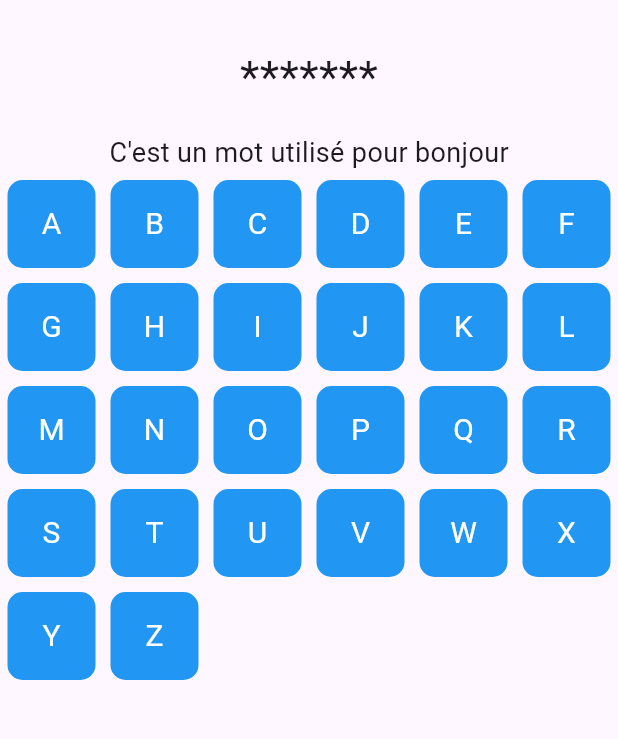
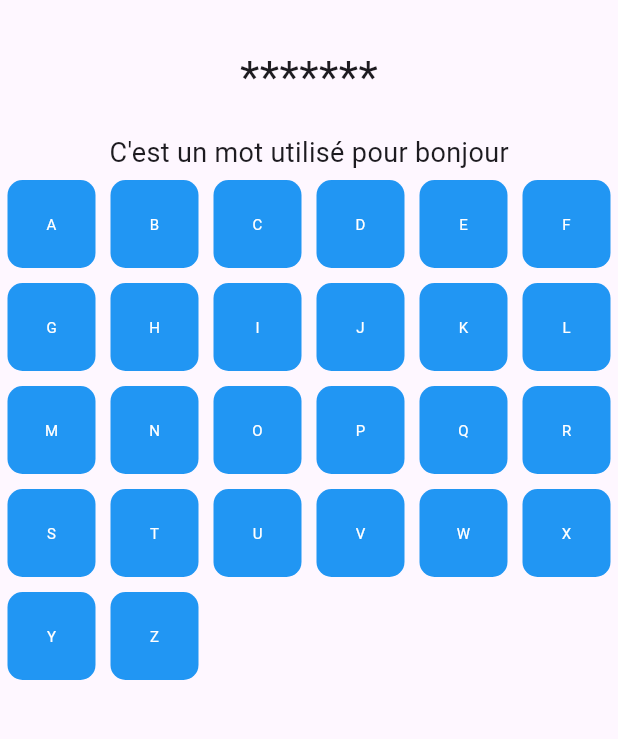
Before and after one commit to Marcdonaldtec/flutter, a Flutter app: the screen it shows after launch, on a phone screen of 412 x 824 dp, the part 63-802 px from its top. Run offline on Flutter 3.47's test engine with Material 3 defaults, Android fonts, the phone set to English and light mode, and no system bars.

Commit message:
Update main.dart

```diff
--- a/lib/main.dart
+++ b/lib/main.dart
@@ -123,7 +123,7 @@ void resetGame() {
                     child: Center(
                       child: Text(
                         letter,
-                        style: TextStyle(fontSize: 20, color: Colors.white),
+                        style: TextStyle(fontSize: 10, color: Colors.white),
                       ),
                     ),
                   ),
```
